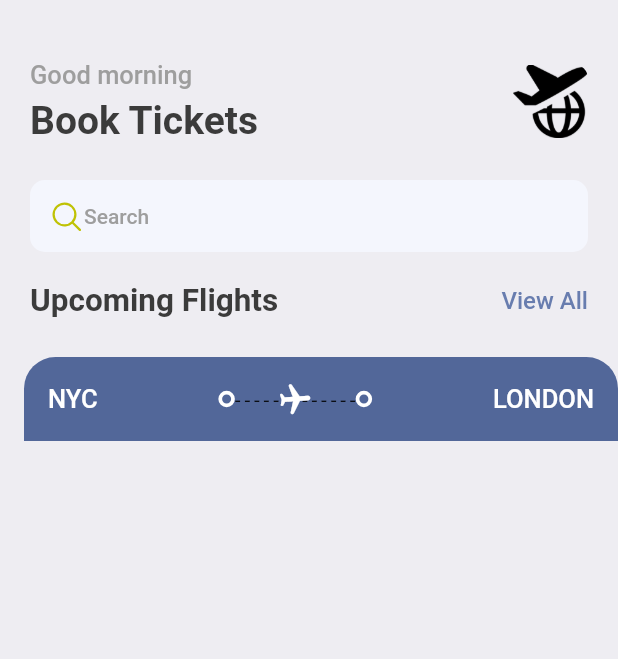
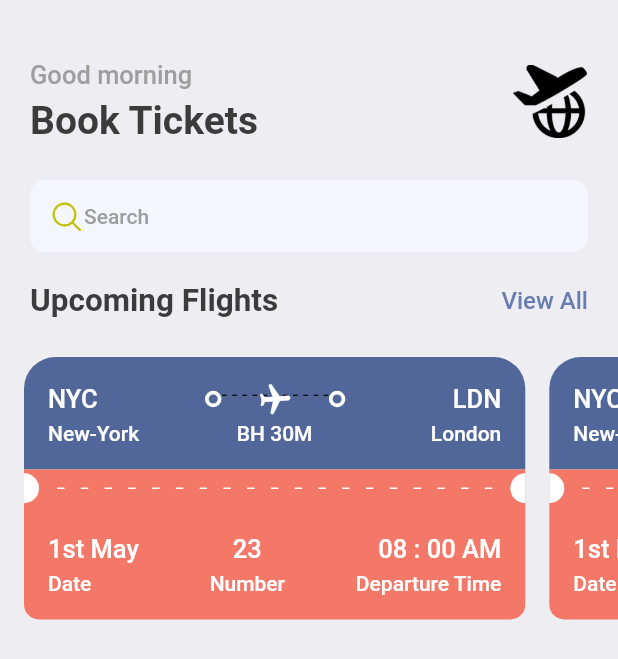
Before and after one commit to nirav-bugs/TicketBooking-FlutterApp, a Flutter app: the HomeScreen screen opened directly, on a phone screen of 412 x 824 dp. Shown: the top 659 px of the screen. Run offline on Flutter 3.47's test engine with Material 2 defaults, Android fonts, the phone set to English and light mode, and no system bars; our stand-ins replace fluentui_icons, gap; statements that could not run were skipped.

Commit message:
Compelted  Tickets part

```diff
--- a/lib/app_styles.dart
+++ b/lib/app_styles.dart
@@ -7,7 +7,7 @@ class Styles {
   static Color primaryColor = primary;
   static Color textcolor = const Color(0xFF3b3b3b);
   static Color bgcolor = const Color(0xFFeeedf2);
-  static Color orangeColor = Color.fromARGB(255, 127, 0, 0);
+  static Color orangeColor = const Color(0xFFF37867);
 
   static TextStyle textstyle =
       TextStyle(fontSize: 16, color: textcolor, fontWeight: FontWeight.w500);
--- a/lib/main.dart
+++ b/lib/main.dart
@@ -19,7 +19,7 @@ class MyApp extends StatelessWidget {
         //  primarySwatch: Colors.red,
         primaryColor: primary,
       ),
-      home: BottomBar(),
+      home: const BottomBar(),
     );
   }
 }
--- a/lib/screens/bottom_bar.dart
+++ b/lib/screens/bottom_bar.dart
@@ -1,15 +1,17 @@
 import 'package:fluentui_icons/fluentui_icons.dart';
 import 'package:flutter/material.dart';
-import 'homeScreen.dart';
+import 'home_screen.dart.';
 
 class BottomBar extends StatefulWidget {
-  @override
   static final List<Widget> _widgetoptions = <Widget>[
     const HomeScreen(),
     const Text("Search"),
     const Text("Tickets"),
     const Text("Profile"),
   ];
+
+  const BottomBar({super.key});
+  @override
   State<BottomBar> createState() => _BottomBarState();
 }
 
@@ -58,6 +60,7 @@ class _BottomBarState extends State<BottomBar> {
                 activeIcon: Icon(FluentSystemIcons.ic_fluent_person_filled),
                 label: "Profile"),
           ]),
+      // HomeScreen()
     );
   }
 }
--- a/lib/screens/homeScreen.dart
+++ b/lib/screens/home_screen.dart
@@ -2,7 +2,8 @@ import 'package:fluentui_icons/fluentui_icons.dart';
 import 'package:flutter/material.dart';
 import 'package:gap/gap.dart';
 import 'package:ticket_booking/app_styles.dart';
-import 'package:ticket_booking/screens/ticketView.dart';
+
+import 'ticket_view.dart';
 
 class HomeScreen extends StatelessWidget {
   const HomeScreen({super.key});
@@ -90,7 +91,17 @@ class HomeScreen extends StatelessWidget {
             ),
           ),
           const Gap(25),
-          const TicketView(),
+          // const TicketView(),
+          SingleChildScrollView(
+            scrollDirection: Axis.horizontal,
+            padding: const EdgeInsets.only(right: 10),
+            child: Row(
+              children: const [
+                TicketView(),
+                TicketView(),
+              ],
+            ),
+          )
         ],
       ),
     );
--- a/lib/screens/ticketView.dart
+++ /dev/null
@@ -1,94 +0,0 @@
-import 'package:flutter/material.dart';
-import 'package:flutter/src/widgets/framework.dart';
-import 'package:flutter/src/widgets/placeholder.dart';
-import 'package:ticket_booking/app_layout.dart';
-import 'package:ticket_booking/app_styles.dart';
-
-import '../thick_container.dart';
-
-class TicketView extends StatelessWidget {
-  const TicketView({super.key});
-
-  @override
-  Widget build(BuildContext context) {
-    final size = AppLayout.getSize(context);
-    return SizedBox(
-      width: size.width,
-      height: 200,
-      child: Container(
-        margin: const EdgeInsets.only(left: 16),
-        child: Column(
-          children: [
-            Container(
-              decoration: const BoxDecoration(
-                color: Color(0xFF526799),
-                borderRadius: BorderRadius.only(
-                    topLeft: Radius.circular(21),
-                    topRight: Radius.circular(21)),
-              ),
-              padding: const EdgeInsets.all(16),
-              child: Column(
-                children: [
-                  Row(
-                    children: [
-                      Text(
-                        "NYC",
-                        style:
-                            Styles.headlinestyle3.copyWith(color: Colors.white),
-                      ),
-                      // const Spacer(),
-                      Expanded(child: Container()),
-                      const ThickContainer(),
-                      // const Spacer(),
-                      Expanded(
-                          child: Expanded(
-                        child: Stack(children: [
-                          SizedBox(
-                              height: 24,
-                              child: LayoutBuilder(builder:
-                                  (BuildContext context,
-                                      BoxConstraints constraints) {
-                                // print(
-                                //     "The width is  ${constraints.constrainWidth()}");
-                                return Flex(
-                                  direction: Axis.horizontal,
-                                  mainAxisSize: MainAxisSize.max,
-                                  mainAxisAlignment:
-                                      MainAxisAlignment.spaceBetween,
-                                  children: List.generate(
-                                      (constraints.constrainWidth() / 6)
-                                          .floor(),
-                                      (index) => const Text("-")),
-                                );
-                              })),
-                          Center(
-                            child: Transform.rotate(
-                              angle: 1.5,
-                              child: const Icon(
-                                Icons.local_airport_rounded,
-                                color: Colors.white,
-                              ),
-                            ),
-                          ),
-                        ]),
-                      )),
-
-                      const ThickContainer(),
-                      // const Spacer(),
-                      Expanded(child: Container()),
-                      Text(
-                        "LONDON",
-                        style:
-                            Styles.headlinestyle3.copyWith(color: Colors.white),
-                      ),
-                    ],
-                  )
-                ],
-              ),
-            )
-          ],
-        ),
-      ),
-    );
-  }
-}
--- /dev/null
+++ b/lib/screens/ticket_view.dart
@@ -0,0 +1,243 @@
+import 'package:flutter/material.dart';
+import 'package:gap/gap.dart';
+import 'package:ticket_booking/app_layout.dart';
+import 'package:ticket_booking/app_styles.dart';
+import '../thick_container.dart';
+
+class TicketView extends StatelessWidget {
+  const TicketView({super.key});
+
+  @override
+  Widget build(BuildContext context) {
+    final size = AppLayout.getSize(context);
+    return SizedBox(
+      width: size.width * 0.85,
+      // height: 200,
+      child: Container(
+        margin: const EdgeInsets.only(left: 16),
+        child: Column(
+          mainAxisSize: MainAxisSize.max,
+          children: [
+            // for blue part of ticket
+            Container(
+              decoration: const BoxDecoration(
+                color: Color(0xFF526799),
+                borderRadius: BorderRadius.only(
+                    topLeft: Radius.circular(21),
+                    topRight: Radius.circular(21)),
+              ),
+              padding: const EdgeInsets.all(16),
+              child: Column(
+                children: [
+                  Row(
+                    children: [
+                      Text(
+                        "NYC",
+                        style:
+                            Styles.headlinestyle3.copyWith(color: Colors.white),
+                      ),
+                      // const Spacer(),
+                      Expanded(child: Container()),
+                      const ThickContainer(),
+                      // const Spacer(),
+                      Expanded(
+                          child: Expanded(
+                        child: Stack(children: [
+                          SizedBox(
+                              // height:,
+                              child: LayoutBuilder(builder:
+                                  (BuildContext context,
+                                      BoxConstraints constraints) {
+                            // print(
+                            //     "The width is  ${constraints.constrainWidth()}");
+                            return Flex(
+                              direction: Axis.horizontal,
+                              mainAxisSize: MainAxisSize.max,
+                              mainAxisAlignment: MainAxisAlignment.spaceBetween,
+                              children: List.generate(
+                                  (constraints.constrainWidth() / 6).floor(),
+                                  (index) => const Text("-")),
+                            );
+                          })),
+                          Center(
+                            child: Transform.rotate(
+                              angle: 1.5,
+                              child: const Icon(
+                                Icons.local_airport_rounded,
+                                color: Colors.white,
+                              ),
+                            ),
+                          ),
+                        ]),
+                      )),
+
+                      const ThickContainer(),
+                      // const Spacer(),
+                      Expanded(child: Container()),
+                      Text(
+                        "LDN",
+                        style:
+                            Styles.headlinestyle3.copyWith(color: Colors.white),
+                      ),
+                    ],
+                  ),
+                  const Gap(3),
+                  Row(
+                    mainAxisAlignment: MainAxisAlignment.spaceBetween,
+                    children: [
+                      SizedBox(
+                        width: 100,
+                        child: Text(
+                          "New-York",
+                          style: Styles.headlinestyle4
+                              .copyWith(color: Colors.white),
+                        ),
+                      ),
+                      Text(
+                        "BH 30M",
+                        style:
+                            Styles.headlinestyle4.copyWith(color: Colors.white),
+                      ),
+                      SizedBox(
+                        width: 100,
+                        child: Text(
+                          "London",
+                          textAlign: TextAlign.end,
+                          style: Styles.headlinestyle4
+                              .copyWith(color: Colors.white),
+                        ),
+                      ),
+                    ],
+                  )
+                ],
+              ),
+            )
+            //  now orange part of ticket
+            ,
+            Container(
+              color: Styles.orangeColor,
+              child: Row(
+                children: [
+                  const SizedBox(
+                    height: 20,
+                    width: 10,
+                    child: DecoratedBox(
+                        decoration: BoxDecoration(
+                            color: Colors.white,
+                            borderRadius: BorderRadius.only(
+                              topRight: Radius.circular(10),
+                              bottomRight: Radius.circular(10),
+                            ))),
+                  ),
+                  Expanded(
+                      child: Padding(
+                    padding: const EdgeInsets.all(12.0),
+                    child: LayoutBuilder(
+                      builder:
+                          (BuildContext context, BoxConstraints constraints) {
+                        return Flex(
+                          mainAxisAlignment: MainAxisAlignment.spaceBetween,
+                          mainAxisSize: MainAxisSize.max,
+                          direction: Axis.horizontal,
+                          children: List.generate(
+                              (constraints.constrainWidth() / 15).floor(),
+                              (index) => const SizedBox(
+                                    width: 5,
+                                    height: 1,
+                                    child: DecoratedBox(
+                                        decoration:
+                                            BoxDecoration(color: Colors.white)),
+                                  )),
+                        );
+                      },
+                    ),
+                  )),
+                  const SizedBox(
+                    height: 20,
+                    width: 10,
+                    child: DecoratedBox(
+                        decoration: BoxDecoration(
+                            color: Colors.white,
+                            borderRadius: BorderRadius.only(
+                              topLeft: Radius.circular(10),
+                              bottomLeft: Radius.circular(10),
+                            ))),
+                  ),
+                ],
+              ),
+            ),
+            // bottom part of ticket last part
+            Container(
+              decoration: BoxDecoration(
+                color: Styles.orangeColor,
+                borderRadius: BorderRadius.only(
+                  bottomLeft: Radius.circular(10),
+                  bottomRight: Radius.circular(10),
+                ),
+              ),
+              padding: const EdgeInsets.only(
+                  left: 16, top: 18, right: 16, bottom: 16),
+              child: Column(
+                children: [
+                  Row(
+                    mainAxisAlignment: MainAxisAlignment.spaceBetween,
+                    children: [
+                      Column(
+                        crossAxisAlignment: CrossAxisAlignment.start,
+                        children: [
+                          Text(
+                            "1st May",
+                            style: Styles.headlinestyle3
+                                .copyWith(color: Colors.white),
+                          ),
+                          const Gap(5),
+                          Text(
+                            "Date",
+                            style: Styles.headlinestyle4
+                                .copyWith(color: Colors.white),
+                          ),
+                        ],
+                      ),
+                      Column(
+                        crossAxisAlignment: CrossAxisAlignment.center,
+                        children: [
+                          Text(
+                            "23",
+                            style: Styles.headlinestyle3
+                                .copyWith(color: Colors.white),
+                          ),
+                          const Gap(5),
+                          Text(
+                            "Number",
+                            style: Styles.headlinestyle4
+                                .copyWith(color: Colors.white),
+                          ),
+                        ],
+                      ),
+                      Column(
+                        crossAxisAlignment: CrossAxisAlignment.end,
+                        children: [
+                          Text(
+                            "08 : 00 AM",
+                            style: Styles.headlinestyle3
+                                .copyWith(color: Colors.white),
+                          ),
+                          const Gap(5),
+                          Text(
+                            "Departure Time",
+                            style: Styles.headlinestyle4
+                                .copyWith(color: Colors.white),
+                          ),
+                        ],
+                      ),
+                    ],
+                  )
+                ],
+              ),
+            ),
+          ],
+        ),
+      ),
+    );
+  }
+}
--- a/lib/thick_container.dart
+++ b/lib/thick_container.dart
@@ -1,6 +1,4 @@
 import 'package:flutter/material.dart';
-import 'package:flutter/src/widgets/framework.dart';
-import 'package:flutter/src/widgets/placeholder.dart';
 
 class ThickContainer extends StatelessWidget {
   const ThickContainer({super.key});
```
